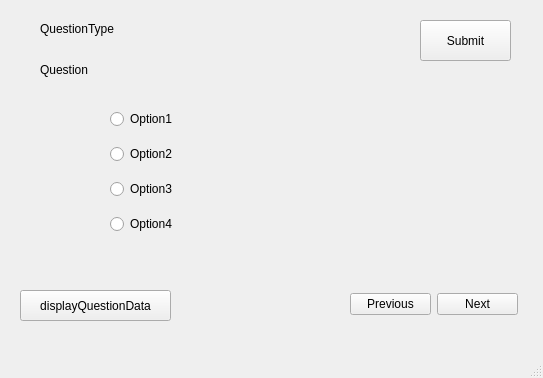
This is mockProject/mainwindow.ui in kiaanpatel03/QuestionGUI-TextParsing as Qt 5 draws it before an edit. The edited form follows.
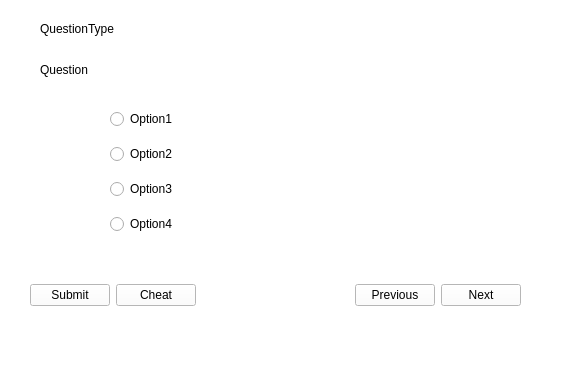
This is the edited form. The open tabs and pages were chosen to show the change.

Patch:
```diff
--- a/mockProject/mainwindow.ui
+++ b/mockProject/mainwindow.ui
@@ -6,13 +6,16 @@
    <rect>
     <x>0</x>
     <y>0</y>
-    <width>543</width>
+    <width>562</width>
     <height>378</height>
    </rect>
   </property>
   <property name="windowTitle">
    <string>Mock Quiz</string>
   </property>
+  <property name="styleSheet">
+   <string notr="true">background-color: rgb(255, 255, 255);</string>
+  </property>
   <widget class="QWidget" name="centralwidget">
    <property name="enabled">
     <bool>true</bool>
@@ -46,61 +49,6 @@
      <string>QuestionType</string>
     </property>
    </widget>
-   <widget class="QPushButton" name="submitButton">
-    <property name="geometry">
-     <rect>
-      <x>420</x>
-      <y>20</y>
-      <width>91</width>
-      <height>41</height>
-     </rect>
-    </property>
-    <property name="text">
-     <string>Submit</string>
-    </property>
-    <property name="checkable">
-     <bool>false</bool>
-    </property>
-   </widget>
-   <widget class="QWidget" name="layoutWidget">
-    <property name="geometry">
-     <rect>
-      <x>350</x>
-      <y>290</y>
-      <width>168</width>
-      <height>28</height>
-     </rect>
-    </property>
-    <layout class="QHBoxLayout" name="horizontalLayout">
-     <item>
-      <widget class="QPushButton" name="previousButton">
-       <property name="text">
-        <string>Previous</string>
-       </property>
-      </widget>
-     </item>
-     <item>
-      <widget class="QPushButton" name="nextButton">
-       <property name="text">
-        <string>Next</string>
-       </property>
-      </widget>
-     </item>
-    </layout>
-   </widget>
-   <widget class="QPushButton" name="pushButton">
-    <property name="geometry">
-     <rect>
-      <x>20</x>
-      <y>290</y>
-      <width>151</width>
-      <height>31</height>
-     </rect>
-    </property>
-    <property name="text">
-     <string>displayQuestionData</string>
-    </property>
-   </widget>
    <widget class="QStackedWidget" name="questionBox">
     <property name="geometry">
      <rect>
@@ -199,6 +147,69 @@
      </widget>
     </widget>
    </widget>
+   <widget class="QWidget" name="">
+    <property name="geometry">
+     <rect>
+      <x>30</x>
+      <y>280</y>
+      <width>491</width>
+      <height>30</height>
+     </rect>
+    </property>
+    <layout class="QHBoxLayout" name="horizontalLayout_2">
+     <item>
+      <widget class="QPushButton" name="submitButton">
+       <property name="text">
+        <string>Submit</string>
+       </property>
+       <property name="checkable">
+        <bool>false</bool>
+       </property>
+      </widget>
+     </item>
+     <item>
+      <widget class="QPushButton" name="pushButton">
+       <property name="enabled">
+        <bool>true</bool>
+       </property>
+       <property name="text">
+        <string>Cheat</string>
+       </property>
+      </widget>
+     </item>
+     <item>
+      <spacer name="horizontalSpacer">
+       <property name="orientation">
+        <enum>Qt::Horizontal</enum>
+       </property>
+       <property name="sizeHint" stdset="0">
+        <size>
+         <width>188</width>
+         <height>20</height>
+        </size>
+       </property>
+      </spacer>
+     </item>
+     <item>
+      <layout class="QHBoxLayout" name="horizontalLayout">
+       <item>
+        <widget class="QPushButton" name="previousButton">
+         <property name="text">
+          <string>Previous</string>
+         </property>
+        </widget>
+       </item>
+       <item>
+        <widget class="QPushButton" name="nextButton">
+         <property name="text">
+          <string>Next</string>
+         </property>
+        </widget>
+       </item>
+      </layout>
+     </item>
+    </layout>
+   </widget>
   </widget>
   <widget class="QMenuBar" name="menubar">
    <property name="geometry">
```
Left out of the diff: 8 changed lines with no effect on the pictures.
